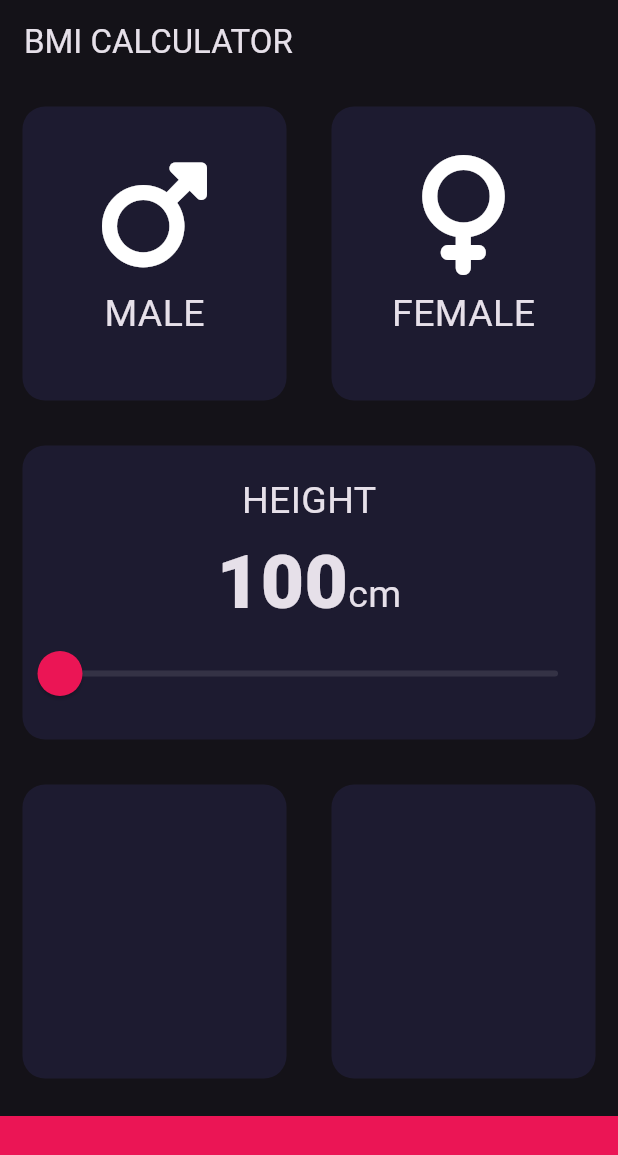
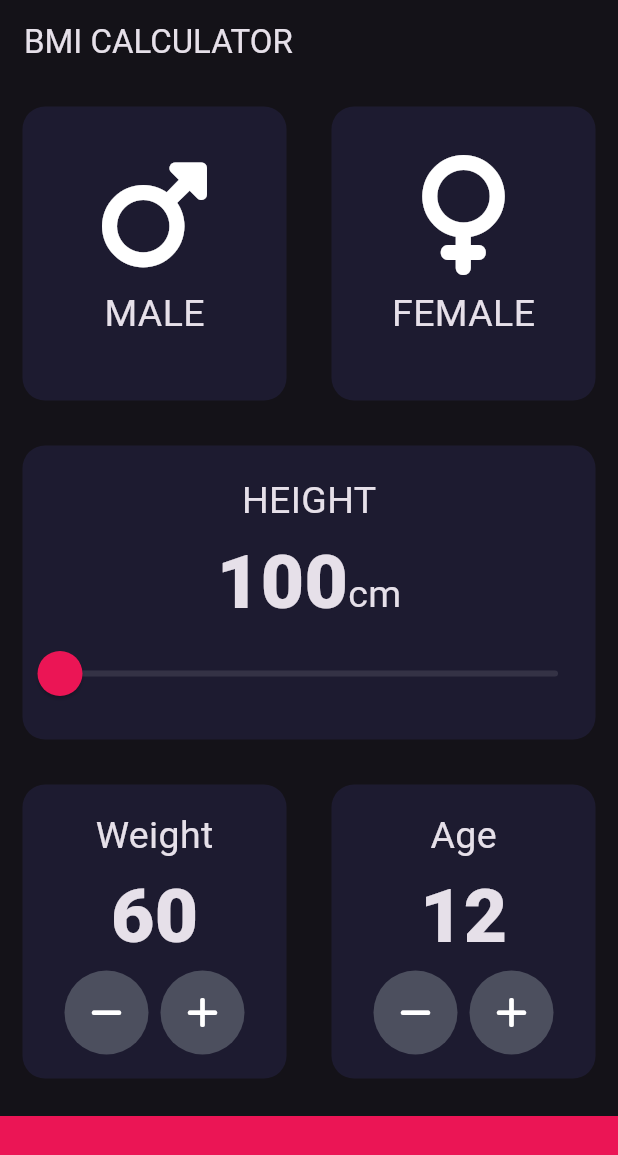
Before and after one commit to naaasruul/bmiCalc_V2, a Flutter app: the screen it shows after launch, on a phone screen of 412 x 824 dp. Shown: the top 1155 px of the screen. Run offline on Flutter 3.47's test engine with Material 3 defaults, Android fonts, the phone set to English and light mode, and no system bars; our stand-ins replace font_awesome_flutter.

Commit message:
sucessfully complete the first screen UI

```diff
--- a/lib/input_page.dart
+++ b/lib/input_page.dart
@@ -1,5 +1,3 @@
-import 'dart:ffi';
-
 import 'package:flutter/material.dart';
 import 'package:font_awesome_flutter/font_awesome_flutter.dart';
 import 'reuseablecard.dart';
@@ -21,6 +19,10 @@
   Color femaleCardColor = kInactiveCardColor;
 
   int height = 100;
+  int weight = 60;
+
+  int age = 12;
+
   Gender? selectedGender;
 
   @override
@@ -129,14 +131,81 @@
                       onPress: () {
                         null;
                       },
+                      cardChild: Column(
+                        mainAxisAlignment: MainAxisAlignment.center,
+                        children: [
+                          Text(
+                            'Weight',
+                            style: kLabelTextStyle,
+                          ),
+                          Text(
+                            weight.toString(),
+                            style: kOutputTextStyle,
+                          ),
+                          Row(
+                            mainAxisAlignment: MainAxisAlignment.center,
+                            children: [
+                              RoundIconButton(
+                                onPressed: () {
+                                  setState(() {
+                                    weight--;
+                                  });
+                                },
+                                icon: FontAwesomeIcons.minus,
+                              ),
+                              SizedBox(
+                                width: 8,
+                              ),
+                              RoundIconButton(
+                                onPressed: () {
+                                  setState(() {
+                                    weight++;
+                                  });
+                                },
+                                icon: FontAwesomeIcons.plus,
+                              ),
+                            ],
+                          )
+                        ],
+                      ),
                       colour: kActiveCardColor),
                 ),
                 Expanded(
-                  child: Container(
-                    margin: EdgeInsets.all(15.0),
-                    decoration: BoxDecoration(
-                      borderRadius: BorderRadius.circular(15.0),
-                      color: kActiveCardColor,
+                  child: ReusableCard(
+                    onPress: null,
+                    colour: kActiveCardColor,
+                    cardChild: Column(
+                      mainAxisAlignment: MainAxisAlignment.center,
+                      children: [
+                        Text(
+                          'Age',
+                          style: kLabelTextStyle,
+                        ),
+                        Text(
+                          age.toString(),
+                          style: kOutputTextStyle,
+                        ),
+                        Row(
+                          mainAxisAlignment: MainAxisAlignment.center,
+                          children: [
+                            RoundIconButton(
+                                icon: FontAwesomeIcons.minus,
+                                onPressed: () {
+                                 setState(() {
+                                   age--;
+                                 });
+                                }),
+                            SizedBox(width: 8.0,),
+                            RoundIconButton(
+                                icon: FontAwesomeIcons.plus,
+                                onPressed: () {
+                                  setState(() {
+                                    age++;
+                                  });
+                                }),
+                          ],
+                        )
+                      ],
                     ),
                   ),
                 ),
@@ -152,3 +221,25 @@
         ));
   }
 }
+
+class RoundIconButton extends StatelessWidget {
+  RoundIconButton({this.icon, required this.onPressed});
+
+  final IconData? icon;
+  final void Function() onPressed;
+
+  @override
+  Widget build(BuildContext context) {
+    return RawMaterialButton(
+      onPressed: onPressed,
+      elevation: 0.0,
+      child: Icon(icon),
+      shape: CircleBorder(),
+      fillColor: Color(0xFF4C4F5E),
+      constraints: BoxConstraints.tightFor(
+        width: 56.0,
+        height: 56.0,
+      ),
+    );
+  }
+}
```
